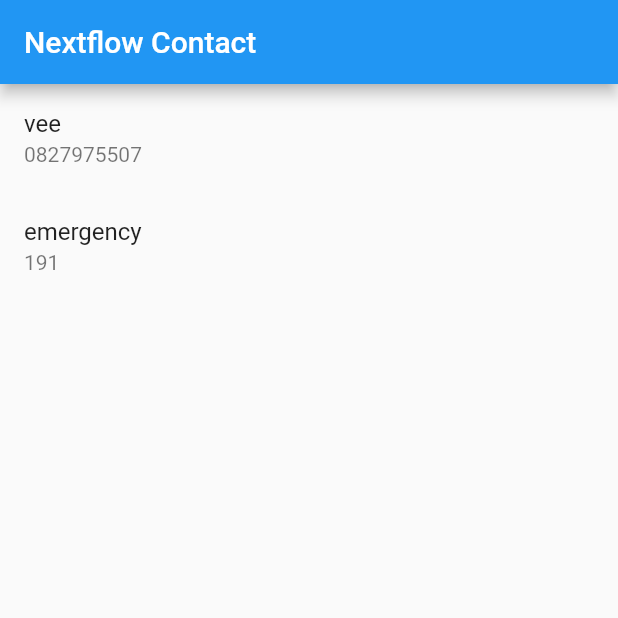
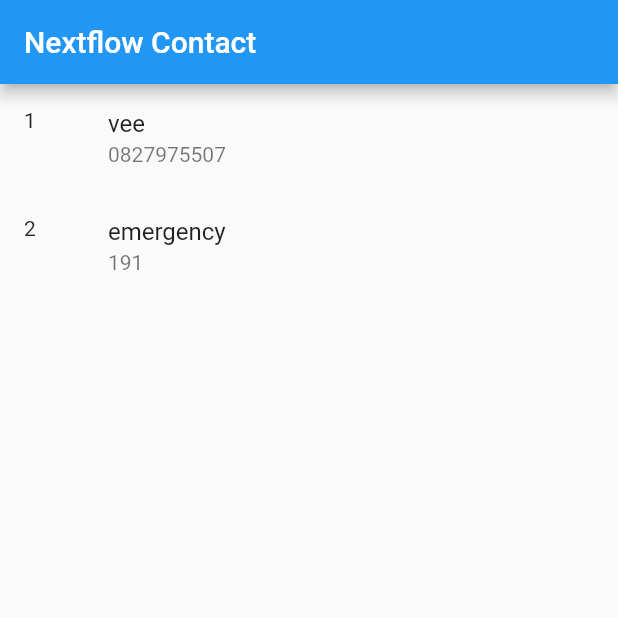
Before and after one commit to VeepCream/learnFluter, a Flutter app: the screen it shows after launch, on a phone screen of 412 x 824 dp, the top half of it. Run offline on Flutter 3.47's test engine with Material 2 defaults, Android fonts, the phone set to English and light mode, and no system bars.

```diff
--- a/lib/main.dart
+++ b/lib/main.dart
@@ -40,6 +40,7 @@ class _MyHomePageState extends State<MyHomePage> {
           itemBuilder: (BuildContext context, int index) {
             Contact contact = contactList[index];
             return ListTile(
+              leading: Text('${index + 1}'),
               title: Text(contact.name),
               subtitle: Text(contact.phoneNumber),
             );
--- a/pubspec.yaml
+++ b/pubspec.yaml
@@ -48,6 +48,9 @@ flutter:
   # assets:
   #   - images/a_dot_burr.jpeg
   #   - images/a_dot_ham.jpeg
+  assets:
+    - assets/images/
+
 
   # An image asset can refer to one or more resolution-specific "variants", see
   # https://flutter.dev/assets-and-images/#resolution-aware.
```
Also changed, not shown: assets/images/error.png (added), assets/images/nextflow.png (added).
